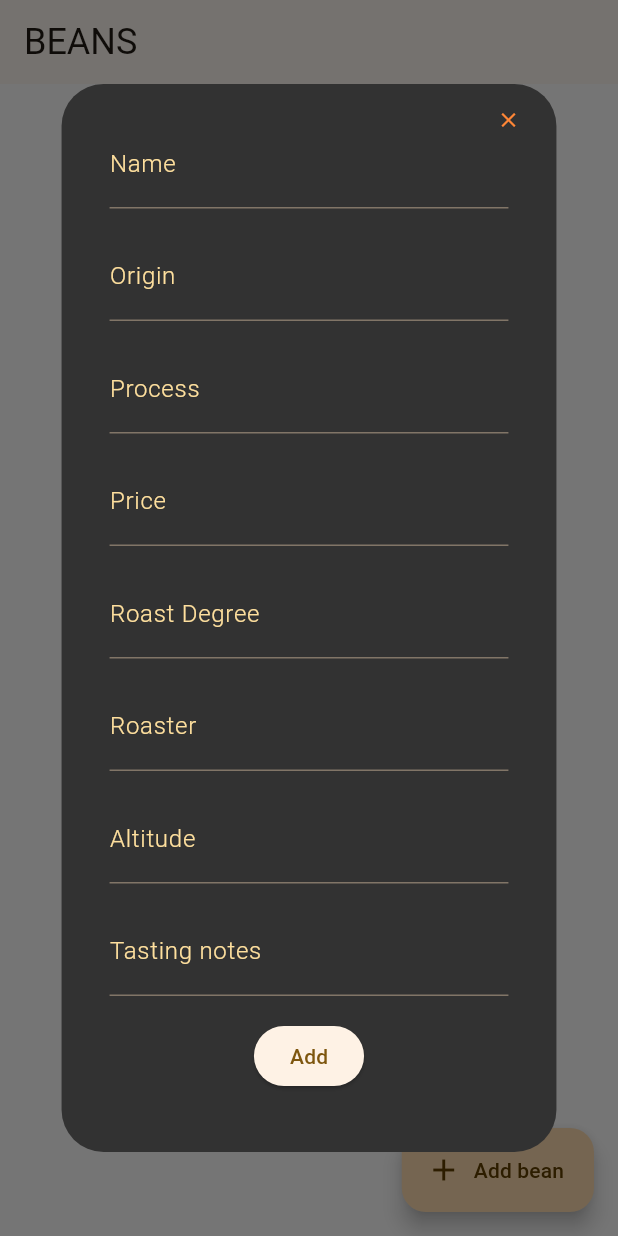
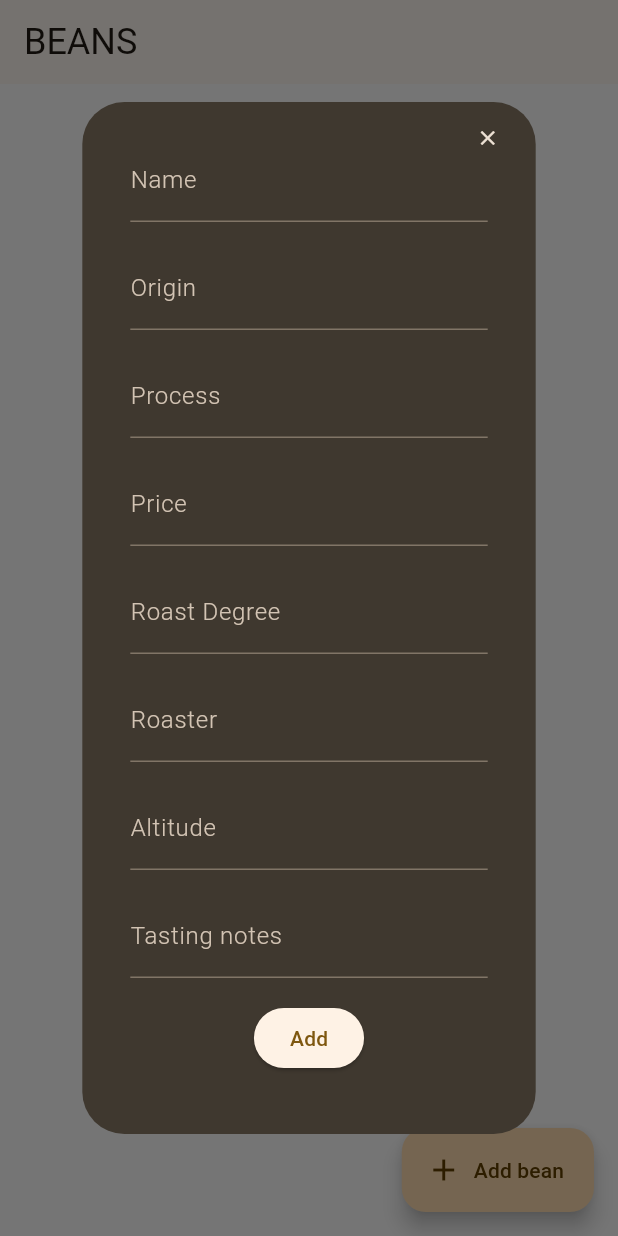
Before and after one commit to Tatok-n/beanBoi-frontend, a Flutter app: the screen it shows after launch, after a tap on "Add bean", on a phone screen of 412 x 824 dp. Run offline on Flutter 3.47's test engine with Material 3 defaults, Android fonts, the light colour scheme and no system bars; our stand-ins replace simple_animations, supercharged; network calls fail.

Commit message:
implemented Material 3 color scheme :D wip : changed background color, potentially temporary

```diff
--- a/beanboi_frontend/lib/controllers/httpManager.dart
+++ b/beanboi_frontend/lib/controllers/httpManager.dart
@@ -3,7 +3,9 @@ import 'dart:convert';
 import 'dart:io';
 
 
-String baseUrl = "http://10.0.2.2:8090";
+bool isAndroid = false;
+
+String baseUrl = isAndroid  ? "http://10.0.2.2:8090" : "http://localhost:8090";
 
 String getBaseUrl() {
   if (Platform.isAndroid) {
@@ -18,7 +20,6 @@ String getBaseUrl() {
 
 
 Future<String> sendGet(String path) async {
-    baseUrl = getBaseUrl();
     final response = await http.get(
         Uri.parse(baseUrl + path)
     );
@@ -30,7 +31,6 @@ Future<String> sendGet(String path) async {
     }
 
 Future<String> sendPostWithBody(String path, Object body) async {
-  baseUrl = getBaseUrl();
   final response = await http.post(Uri.parse(baseUrl + path),
    headers: {'Content-Type': 'application/json'},
    body: jsonEncode(body));
@@ -42,7 +42,6 @@ Future<String> sendPostWithBody(String path, Object body) async {
 }
 
 Future<void> sendDelete(String path) async {
-  baseUrl = getBaseUrl();
   final response = await http.delete(Uri.parse(baseUrl + path));
   if (response.statusCode != 200) {
     throw Exception("Failed to delete bean");
--- a/beanboi_frontend/lib/widgets/PlasmaBackgound/plasma.dart
+++ b/beanboi_frontend/lib/widgets/PlasmaBackgound/plasma.dart
@@ -1,8 +1,10 @@
+import 'package:beanboi_frontend/widgets/displayUtils/userPrefs.dart';
 import 'package:flutter/material.dart';
 import 'package:supercharged/supercharged.dart';
 import 'package:simple_animations/simple_animations.dart';
 
 class Plasma extends StatelessWidget {
+  Userprefs userprefs = Userprefs();
   @override
   Widget build(BuildContext context) {
     return Container(
@@ -25,7 +27,7 @@ class Plasma extends StatelessWidget {
   child: PlasmaRenderer(
     type: PlasmaType.infinity,
     particles: 10,
-    color: Color(0x44ffb192),
+    color: userprefs.colorScheme.secondary,
     blur: 1,
     size: 0.45,
     speed: 1,
--- a/beanboi_frontend/lib/widgets/displayUtils/beanDialog.dart
+++ b/beanboi_frontend/lib/widgets/displayUtils/beanDialog.dart
@@ -22,7 +22,7 @@ class Beandialog extends StatelessWidget {
     final _formKey = GlobalKey<FormState>();
     final prefs = Userprefs();
     return AlertDialog(
-      backgroundColor: prefs.black3,
+      backgroundColor: prefs.colorScheme.surfaceBright,
       content: SingleChildScrollView(
         child: Padding(
           padding: const EdgeInsets. only(bottom: 8.0),
@@ -38,7 +38,7 @@ class Beandialog extends StatelessWidget {
                   },
                   child: Icon(
                     Icons.close,
-                    color: prefs.accent2,
+                    color: prefs.colorScheme.onSurface,
                     size: 16,
                   ),
                 ),
@@ -101,12 +101,13 @@ class Beandialog extends StatelessWidget {
     return Padding(
                 padding: const EdgeInsets.all(8),
                 child: TextFormField(
-                  style: prefs.smallInputText,
+                  style: prefs.smallInputTextSurface,
                   initialValue: initialValues[keyToEdit],
                   decoration: InputDecoration(
-                      labelStyle : prefs.smallInputLabel,
-                      counterStyle: prefs.smallInputText,
+                      labelStyle : prefs.smallInputLabelSurface,
+                      counterStyle: prefs.smallInputTextSurface,
                       hintText: hintText,
+                      hintStyle: prefs.smallInputHintSurface,
                       labelText: labelText),
                   onSaved: (newValue) =>
                       mapToUpdate[keyToEdit] = newValue,
@@ -124,13 +125,14 @@ class Beandialog extends StatelessWidget {
 
                 padding: const EdgeInsets.all(8),
                 child: TextFormField(
-                  style: prefs.smallInputText,
+                  style: prefs.smallInputTextSurface,
                   validator : validator,
                   initialValue: initialValues[keyToEdit].toString(),
                   decoration: InputDecoration(
-                      labelStyle : prefs.smallInputLabel,
-                      counterStyle: prefs.smallInputText,
+                      labelStyle : prefs.smallInputLabelSurface,
+                      counterStyle: prefs.smallInputTextSurface,
                       hintText: hintText,
+                      hintStyle: prefs.smallInputHintSurface,
                       labelText: labelText),
                   onSaved: onSaved,
                 ),
--- a/beanboi_frontend/lib/widgets/displayUtils/dataCard.dart
+++ b/beanboi_frontend/lib/widgets/displayUtils/dataCard.dart
@@ -30,17 +30,14 @@ class DataCard extends StatelessWidget {
 
         return Container(
           decoration: BoxDecoration(
-            color: const Color.fromARGB(125, 43, 43, 43),
+            color: userprefs.colorScheme.surfaceContainerLow,
             borderRadius: const BorderRadius.all(Radius.circular(20)),
-            border: Border.all(color: userprefs.mainAccent, width: 2),
+            border: Border.all(color: userprefs.colorScheme.secondary, width: 2),
           ),
           child: ExpansionTile(
             title: Text(
               data["name"],
-              style: TextStyle(
-                color: userprefs.mainAccent,
-                fontSize: userprefs.mediumFont,
-              ),
+              style: userprefs.onPrimaryContainerSmallHeading,
             ),
             children: [
               _buildActionButtons(context),
--- a/beanboi_frontend/lib/widgets/displayUtils/label.dart
+++ b/beanboi_frontend/lib/widgets/displayUtils/label.dart
@@ -39,7 +39,7 @@ class labelValue extends StatelessWidget {
     return Text(
       value,
       textAlign: TextAlign.right,
-      style: userprefs.smallText,
+      style: userprefs.inverseSurfaceTextS,
     );
   }
 }
@@ -60,7 +60,7 @@ class labelText extends StatelessWidget {
     return Expanded(
       child: Text(
         name + ":",
-        style : userprefs.smallHeading,
+        style : userprefs.inverseSurfaceTextS,
         textAlign: TextAlign.left,
       ),
     );
--- a/beanboi_frontend/lib/widgets/displayUtils/userPrefs.dart
+++ b/beanboi_frontend/lib/widgets/displayUtils/userPrefs.dart
@@ -1,31 +1,41 @@
 import 'package:flutter/material.dart';
 
 class Userprefs {
-  bool darkTheme = true;
   Color mainAccent = Color.fromARGB(255, 255, 174, 0);
-  Color mainAccent_dark = Color.fromARGB(255, 32, 22, 0);
-  Color mainAccent_faded = Color.fromARGB(255, 255, 224, 158);
-  Color accent2 = Color.fromARGB(255, 255, 134, 54);
-  Color accent3 = Color.fromARGB(255, 36, 211, 255);
+  bool isDark = true;
 
-  Color black1 = Color.fromARGB(255, 12, 12, 12);
-  Color black2 = Color.fromARGB(255, 28, 28, 28);
-  Color black3 = Color.fromARGB(255, 50, 50, 50);
+  late ColorScheme colorScheme;
 
-  Color white1 = Color.fromARGB(255, 233, 233, 233);
-
-    double baseFontSize = 16;
+  double baseFontSize = 16;
 
   double get bigFont => baseFontSize * 1.5;
   double get mediumFont => baseFontSize * 1.125;
   double get smallFont => baseFontSize;
 
-  TextStyle get smallHeading => TextStyle(fontFamily: 'Roboto', fontSize: mediumFont, color: white1, fontWeight: FontWeight.bold);
-  TextStyle get smallText => TextStyle(fontFamily: 'Roboto', fontSize: smallFont, color: white1, fontWeight: FontWeight.w300);
-  TextStyle get smallInputLabel => TextStyle(fontFamily: 'Roboto', fontSize: smallFont, color: mainAccent_faded, fontWeight: FontWeight.w300);
-  TextStyle get smallInputText => TextStyle(fontFamily: 'Roboto', fontSize: mediumFont, color: white1, fontWeight: FontWeight.w100);
+
+  TextStyle get onPrimaryContainerTextM => TextStyle(fontFamily: 'Roboto', fontSize: mediumFont, color: colorScheme.onPrimaryContainer, fontWeight: FontWeight.w400);
+  TextStyle get inverseSurfaceTextS => TextStyle(fontFamily: 'Roboto', fontSize: smallFont, color: colorScheme.inverseSurface, fontWeight: FontWeight.w100);
+  TextStyle get onPrimaryContainerSmallHeading => TextStyle(fontFamily: 'Roboto', fontSize: smallFont, color: colorScheme.onPrimaryContainer, fontWeight: FontWeight.bold);
+
+
+  TextStyle get smallInputTextSurface => TextStyle(fontFamily: 'Roboto', fontSize: smallFont, color: colorScheme.onSurface, fontWeight: FontWeight.w100);
+  TextStyle get smallInputLabelSurface => TextStyle(fontFamily: 'Roboto', fontSize: smallFont, color: colorScheme.onSurfaceVariant, fontWeight: FontWeight.w300);
+  TextStyle get smallInputHintSurface => TextStyle(fontFamily: 'Roboto', fontSize: smallFont, color: colorScheme.onSurfaceVariant, fontWeight: FontWeight.w100);
+
+
+  TextStyle get smallHeading => TextStyle(fontFamily: 'Roboto', fontSize: mediumFont, color: colorScheme.onSecondary, fontWeight: FontWeight.bold);
+  TextStyle get smallText => TextStyle(fontFamily: 'Roboto', fontSize: smallFont, color: colorScheme.onSecondary, fontWeight: FontWeight.w300);
 
 
 
+  Userprefs() {
+    colorScheme = generateColorScheme(mainAccent, isDark);
+  }
+
+  ColorScheme generateColorScheme(Color baseColor, bool isDark) {
+    Brightness brightness = isDark ? Brightness.dark : Brightness.light;
+    return ColorScheme.fromSeed(seedColor: mainAccent, brightness: brightness);
+  }
+
 
 }
```
